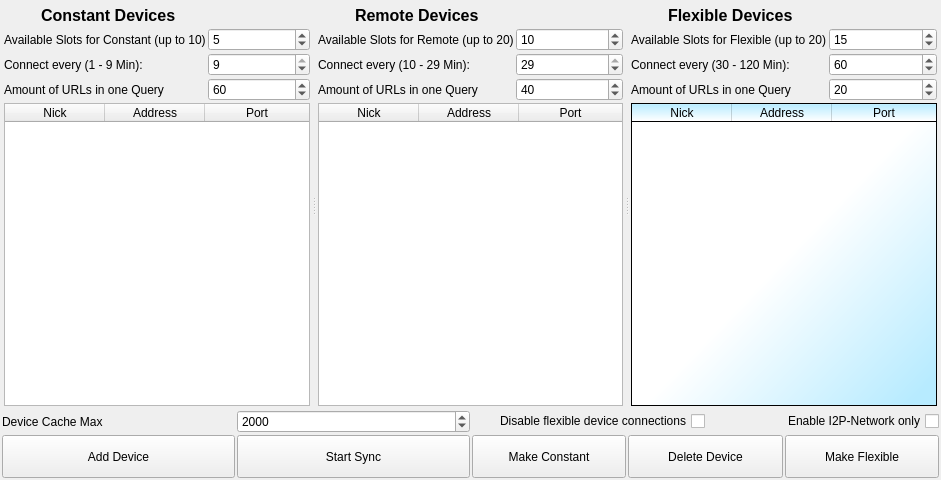
Qt form ui/connection-display.ui (berndhs/arado) before a commit.
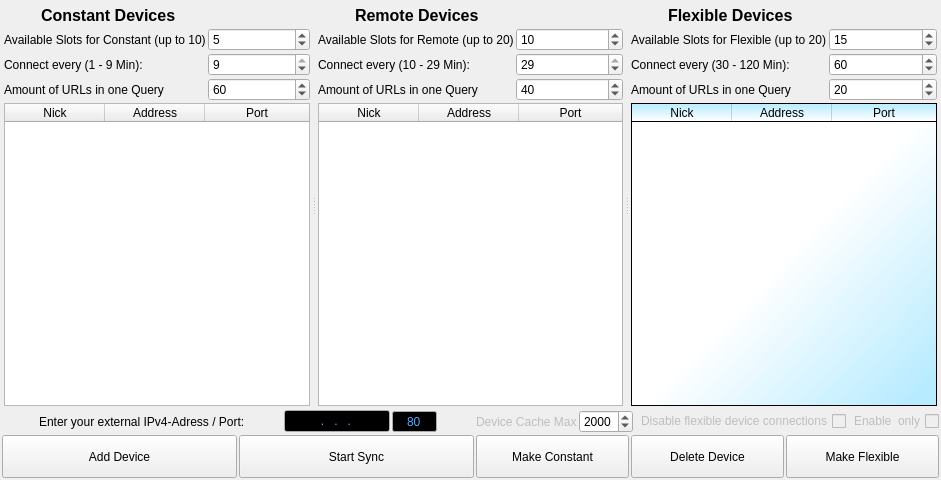
The same form after that commit. Icons and pictures are not drawn.

Commit message: ipadresswidget added to be connected as well with ip "localhost" in settings. (for ipv4)

Patch:
```diff
--- a/ui/connection-display.ui
+++ b/ui/connection-display.ui
@@ -504,10 +504,217 @@
      </widget>
     </widget>
    </item>
-   <item row="1" column="0">
+   <item row="2" column="0">
     <layout class="QHBoxLayout" name="horizontalLayout_2">
      <item>
+      <spacer name="horizontalSpacer_3">
+       <property name="orientation">
+        <enum>Qt::Horizontal</enum>
+       </property>
+       <property name="sizeHint" stdset="0">
+        <size>
+         <width>40</width>
+         <height>20</height>
+        </size>
+       </property>
+      </spacer>
+     </item>
+     <item>
+      <widget class="QLabel" name="externaliplabel">
+       <property name="text">
+        <string>Enter your external IPv4-Adress / Port:</string>
+       </property>
+      </widget>
+     </item>
+     <item>
+      <spacer name="horizontalSpacer_2">
+       <property name="orientation">
+        <enum>Qt::Horizontal</enum>
+       </property>
+       <property name="sizeHint" stdset="0">
+        <size>
+         <width>40</width>
+         <height>20</height>
+        </size>
+       </property>
+      </spacer>
+     </item>
+     <item>
+      <widget class="QLineEdit" name="ipv4AddressWidget">
+       <property name="palette">
+        <palette>
+         <active>
+          <colorrole role="Text">
+           <brush brushstyle="SolidPattern">
+            <color alpha="255">
+             <red>85</red>
+             <green>170</green>
+             <blue>255</blue>
+            </color>
+           </brush>
+          </colorrole>
+          <colorrole role="Base">
+           <brush brushstyle="SolidPattern">
+            <color alpha="255">
+             <red>0</red>
+             <green>0</green>
+             <blue>0</blue>
+            </color>
+           </brush>
+          </colorrole>
+         </active>
+         <inactive>
+          <colorrole role="Text">
+           <brush brushstyle="SolidPattern">
+            <color alpha="255">
+             <red>85</red>
+             <green>170</green>
+             <blue>255</blue>
+            </color>
+           </brush>
+          </colorrole>
+          <colorrole role="Base">
+           <brush brushstyle="SolidPattern">
+            <color alpha="255">
+             <red>0</red>
+             <green>0</green>
+             <blue>0</blue>
+            </color>
+           </brush>
+          </colorrole>
+         </inactive>
+         <disabled>
+          <colorrole role="Text">
+           <brush brushstyle="SolidPattern">
+            <color alpha="255">
+             <red>150</red>
+             <green>147</green>
+             <blue>140</blue>
+            </color>
+           </brush>
+          </colorrole>
+          <colorrole role="Base">
+           <brush brushstyle="SolidPattern">
+            <color alpha="255">
+             <red>255</red>
+             <green>255</green>
+             <blue>255</blue>
+            </color>
+           </brush>
+          </colorrole>
+         </disabled>
+        </palette>
+       </property>
+       <property name="inputMask">
+        <string>999.999.999.999; </string>
+       </property>
+       <property name="alignment">
+        <set>Qt::AlignCenter</set>
+       </property>
+      </widget>
+     </item>
+     <item>
+      <widget class="QSpinBox" name="portWidget">
+       <property name="palette">
+        <palette>
+         <active>
+          <colorrole role="Text">
+           <brush brushstyle="SolidPattern">
+            <color alpha="255">
+             <red>85</red>
+             <green>170</green>
+             <blue>255</blue>
+            </color>
+           </brush>
+          </colorrole>
+          <colorrole role="Base">
+           <brush brushstyle="SolidPattern">
+            <color alpha="255">
+             <red>0</red>
+             <green>0</green>
+             <blue>0</blue>
+            </color>
+           </brush>
+          </colorrole>
+         </active>
+         <inactive>
+          <colorrole role="Text">
+           <brush brushstyle="SolidPattern">
+            <color alpha="255">
+             <red>85</red>
+             <green>170</green>
+             <blue>255</blue>
+            </color>
+           </brush>
+          </colorrole>
+          <colorrole role="Base">
+           <brush brushstyle="SolidPattern">
+            <color alpha="255">
+             <red>0</red>
+             <green>0</green>
+             <blue>0</blue>
+            </color>
+           </brush>
+          </colorrole>
+         </inactive>
+         <disabled>
+          <colorrole role="Text">
+           <brush brushstyle="SolidPattern">
+            <color alpha="255">
+             <red>150</red>
+             <green>147</green>
+             <blue>140</blue>
+            </color>
+           </brush>
+          </colorrole>
+          <colorrole role="Base">
+           <brush brushstyle="SolidPattern">
+            <color alpha="255">
+             <red>255</red>
+             <green>255</green>
+             <blue>255</blue>
+            </color>
+           </brush>
+          </colorrole>
+         </disabled>
+        </palette>
+       </property>
+       <property name="alignment">
+        <set>Qt::AlignCenter</set>
+       </property>
+       <property name="buttonSymbols">
+        <enum>QAbstractSpinBox::NoButtons</enum>
+       </property>
+       <property name="maximum">
+        <number>65535</number>
+       </property>
+       <property name="value">
+        <number>80</number>
+       </property>
+      </widget>
+     </item>
+     <item>
+      <spacer name="horizontalSpacer">
+       <property name="orientation">
+        <enum>Qt::Horizontal</enum>
+       </property>
+       <property name="sizeHint" stdset="0">
+        <size>
+         <width>40</width>
+         <height>20</height>
+        </size>
+       </property>
+      </spacer>
+     </item>
+    </layout>
+   </item>
+   <item row="2" column="1">
+    <layout class="QHBoxLayout" name="horizontalLayout_3">
+     <item>
       <widget class="QLabel" name="label">
+       <property name="enabled">
+        <bool>false</bool>
+       </property>
        <property name="text">
         <string>Device Cache Max</string>
        </property>
@@ -529,14 +736,10 @@
        </property>
       </widget>
      </item>
-    </layout>
-   </item>
-   <item row="1" column="1">
-    <layout class="QHBoxLayout" name="horizontalLayout_3">
      <item>
       <widget class="QCheckBox" name="checkboxdisable_C">
        <property name="enabled">
-        <bool>true</bool>
+        <bool>false</bool>
        </property>
        <property name="layoutDirection">
         <enum>Qt::RightToLeft</enum>
@@ -549,93 +752,19 @@
      <item>
       <widget class="QCheckBox" name="checkBox_I2P">
        <property name="enabled">
-        <bool>true</bool>
+        <bool>false</bool>
        </property>
        <property name="layoutDirection">
         <enum>Qt::RightToLeft</enum>
        </property>
        <property name="text">
-        <string>Enable I2P-Network only</string>
+        <string>Enable  only</string>
        </property>
       </widget>
      </item>
     </layout>
    </item>
-   <item row="3" column="0">
-    <layout class="QHBoxLayout" name="horizontalLayout_4">
-     <item>
-      <widget class="QPushButton" name="buttonAddDevice">
-       <property name="sizePolicy">
-        <sizepolicy hsizetype="Expanding" vsizetype="Fixed">
-         <horstretch>0</horstretch>
-         <verstretch>0</verstretch>
-        </sizepolicy>
-       </property>
-       <property name="minimumSize">
-        <size>
-         <width>0</width>
-         <height>43</height>
-        </size>
-       </property>
-       <property name="baseSize">
-        <size>
-         <width>0</width>
-         <height>0</height>
-        </size>
-       </property>
-       <property name="toolTip">
-        <string>Boot with an IP+Port, if the IP-cache is empty or outdated.</string>
-       </property>
-       <property name="text">
-        <string>Add Device</string>
-       </property>
-       <property name="icon">
-        <iconset resource="../arado.qrc">
-         <normaloff>:/images/server.png</normaloff>:/images/server.png</iconset>
-       </property>
-       <property name="iconSize">
-        <size>
-         <width>32</width>
-         <height>32</height>
-        </size>
-       </property>
-      </widget>
-     </item>
-     <item>
-      <widget class="QPushButton" name="buttonStartSync">
-       <property name="sizePolicy">
-        <sizepolicy hsizetype="Expanding" vsizetype="Fixed">
-         <horstretch>0</horstretch>
-         <verstretch>0</verstretch>
-        </sizepolicy>
-       </property>
-       <property name="minimumSize">
-        <size>
-         <width>0</width>
-         <height>43</height>
-        </size>
-       </property>
-       <property name="toolTip">
-        <string>Connect Devices and start to sync URLs.</string>
-       </property>
-       <property name="text">
-        <string>Start Sync</string>
-       </property>
-       <property name="icon">
-        <iconset resource="../arado.qrc">
-         <normaloff>:/images/noatunloopsong.png</normaloff>:/images/noatunloopsong.png</iconset>
-       </property>
-       <property name="iconSize">
-        <size>
-         <width>32</width>
-         <height>32</height>
-        </size>
-       </property>
-      </widget>
-     </item>
-    </layout>
-   </item>
-   <item row="3" column="1">
+   <item row="4" column="1">
     <layout class="QHBoxLayout" name="horizontalLayout">
      <item>
       <widget class="QPushButton" name="buttonMoveLeft">
@@ -741,6 +870,80 @@
      </item>
     </layout>
    </item>
+   <item row="4" column="0">
+    <layout class="QHBoxLayout" name="horizontalLayout_4">
+     <item>
+      <widget class="QPushButton" name="buttonAddDevice">
+       <property name="sizePolicy">
+        <sizepolicy hsizetype="Expanding" vsizetype="Fixed">
+         <horstretch>0</horstretch>
+         <verstretch>0</verstretch>
+        </sizepolicy>
+       </property>
+       <property name="minimumSize">
+        <size>
+         <width>0</width>
+         <height>43</height>
+        </size>
+       </property>
+       <property name="baseSize">
+        <size>
+         <width>0</width>
+         <height>0</height>
+        </size>
+       </property>
+       <property name="toolTip">
+        <string>Boot with an IP+Port, if the IP-cache is empty or outdated.</string>
+       </property>
+       <property name="text">
+        <string>Add Device</string>
+       </property>
+       <property name="icon">
+        <iconset resource="../arado.qrc">
+         <normaloff>:/images/server.png</normaloff>:/images/server.png</iconset>
+       </property>
+       <property name="iconSize">
+        <size>
+         <width>32</width>
+         <height>32</height>
+        </size>
+       </property>
+      </widget>
+     </item>
+     <item>
+      <widget class="QPushButton" name="buttonStartSync">
+       <property name="sizePolicy">
+        <sizepolicy hsizetype="Expanding" vsizetype="Fixed">
+         <horstretch>0</horstretch>
+         <verstretch>0</verstretch>
+        </sizepolicy>
+       </property>
+       <property name="minimumSize">
+        <size>
+         <width>0</width>
+         <height>43</height>
+        </size>
+       </property>
+       <property name="toolTip">
+        <string>Connect Devices and start to sync URLs.</string>
+       </property>
+       <property name="text">
+        <string>Start Sync</string>
+       </property>
+       <property name="icon">
+        <iconset resource="../arado.qrc">
+         <normaloff>:/images/noatunloopsong.png</normaloff>:/images/noatunloopsong.png</iconset>
+       </property>
+       <property name="iconSize">
+        <size>
+         <width>32</width>
+         <height>32</height>
+        </size>
+       </property>
+      </widget>
+     </item>
+    </layout>
+   </item>
   </layout>
   <action name="actionAddServer">
    <property name="icon">
```
